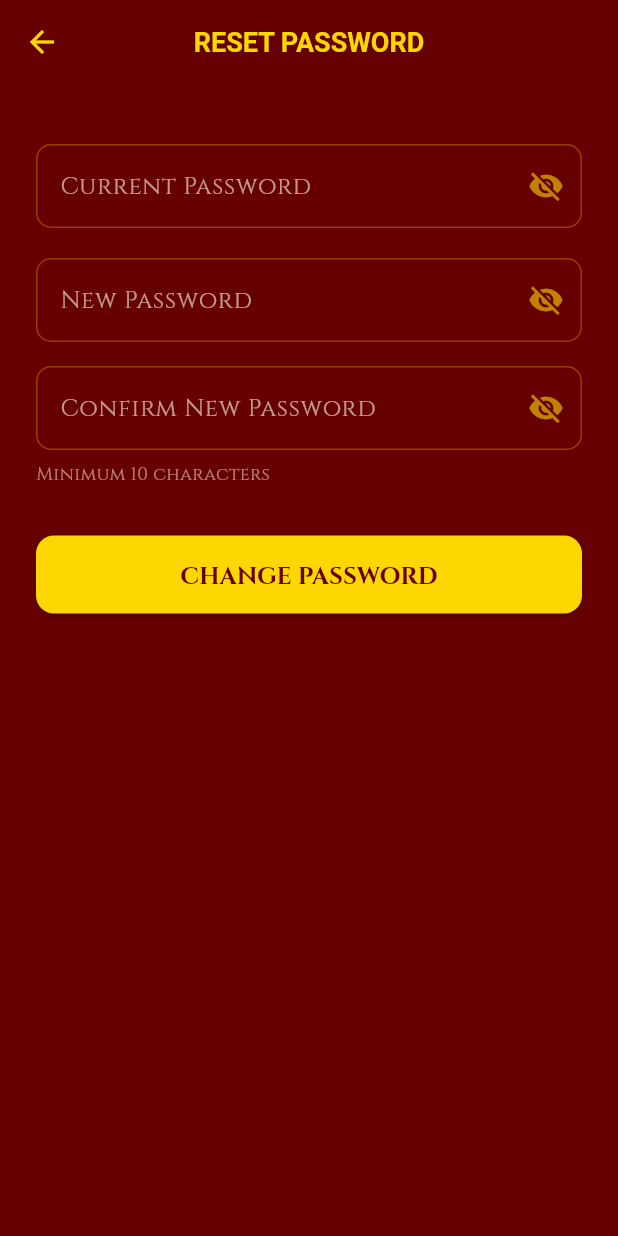
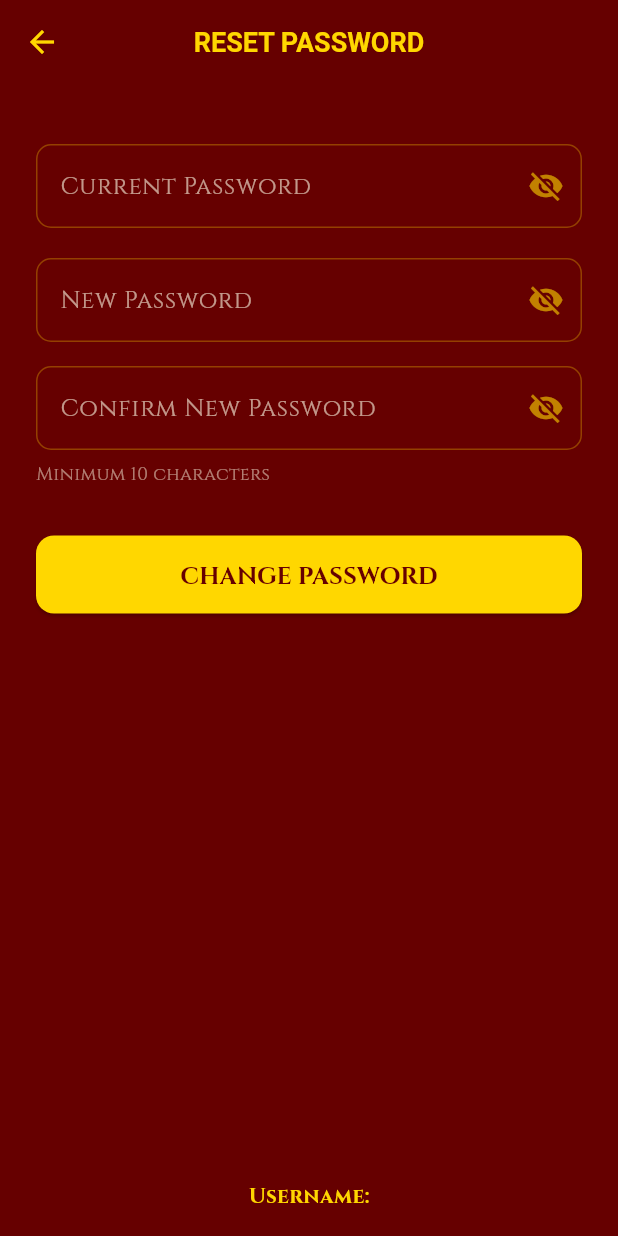
Before and after one commit to wukinnin/fitfusion_app, a Flutter app: the EditProfileScreen screen opened by its route, after a tap on "Reset Password", on a phone screen of 412 x 824 dp. Run offline on Flutter 3.47's test engine with Material 3 defaults, Android fonts, the phone set to English and light mode, and no system bars; our stand-ins replace camera, google_fonts, permission_handler, supabase_flutter; missing offline and left inert: flame, flame_audio, google_mlkit_pose_detection; accounts and stored records are empty.

Commit message:
add footer username

```diff
--- a/lib/features/screens/settings/edit_profile_screen.dart
+++ b/lib/features/screens/settings/edit_profile_screen.dart
@@ -2,6 +2,7 @@ import 'package:flutter/material.dart';
 import 'package:google_fonts/google_fonts.dart';
 
 import '../../../core/theme.dart';
+import '../../../widgets/user_profile_footer.dart';
 
 class EditProfileScreen extends StatelessWidget {
   const EditProfileScreen({super.key});
@@ -26,7 +27,9 @@ class EditProfileScreen extends StatelessWidget {
         ),
         centerTitle: true,
       ),
-      body: Padding(
+      body: Column(
+        children: [
+          Padding(
             padding: const EdgeInsets.all(16),
             child: Column(
               children: [
@@ -60,6 +63,10 @@ class EditProfileScreen extends StatelessWidget {
                 ),
               ],
             ),
+          ),
+          const Spacer(),
+          const UserProfileFooter(showEmail: true),
+        ],
       ),
     );
   }
--- a/lib/features/screens/settings/reset_password_settings_screen.dart
+++ b/lib/features/screens/settings/reset_password_settings_screen.dart
@@ -3,6 +3,7 @@ import 'package:google_fonts/google_fonts.dart';
 import 'package:supabase_flutter/supabase_flutter.dart';
 
 import '../../../core/theme.dart';
+import '../../../widgets/user_profile_footer.dart';
 
 class ResetPasswordSettingsScreen extends StatefulWidget {
   const ResetPasswordSettingsScreen({super.key});
@@ -115,7 +116,10 @@ class _ResetPasswordSettingsScreenState
         ),
         centerTitle: true,
       ),
-      body: SingleChildScrollView(
+      body: Column(
+        children: [
+          Expanded(
+            child: SingleChildScrollView(
               padding: const EdgeInsets.all(24),
               child: Column(
                 crossAxisAlignment: CrossAxisAlignment.stretch,
@@ -180,6 +184,10 @@ class _ResetPasswordSettingsScreenState
                 ],
               ),
             ),
+          ),
+          const UserProfileFooter(),
+        ],
+      ),
     );
   }
 
--- /dev/null
+++ b/lib/widgets/user_profile_footer.dart
@@ -0,0 +1,99 @@
+import 'package:flutter/material.dart';
+import 'package:google_fonts/google_fonts.dart';
+import 'package:supabase_flutter/supabase_flutter.dart';
+
+import '../core/theme.dart';
+
+/// A footer widget that displays the current user's username (and optionally
+/// their masked email) anchored to the bottom-center of the screen.
+///
+/// Place this inside a [Stack] or at the bottom of a [Column] so it sits
+/// flush with the bottom safe area.
+///
+/// When [showEmail] is true the email is displayed below the username with
+/// the middle portion masked for privacy (matching the Edit Profile mockup).
+class UserProfileFooter extends StatefulWidget {
+  final bool showEmail;
+  const UserProfileFooter({super.key, this.showEmail = false});
+
+  @override
+  State<UserProfileFooter> createState() => _UserProfileFooterState();
+}
+
+class _UserProfileFooterState extends State<UserProfileFooter> {
+  static final _client = Supabase.instance.client;
+
+  String? _username;
+  String? _email;
+
+  @override
+  void initState() {
+    super.initState();
+    _load();
+  }
+
+  Future<void> _load() async {
+    final user = _client.auth.currentUser;
+    if (user == null) return;
+
+    try {
+      final row = await _client
+          .from('users')
+          .select('username, email')
+          .eq('id', user.id)
+          .maybeSingle();
+
+      if (row != null && mounted) {
+        setState(() {
+          _username = row['username'] as String?;
+          _email = row['email'] as String?;
+        });
+      }
+    } catch (_) {}
+  }
+
+  String _maskEmail(String email) {
+    final atIndex = email.indexOf('@');
+    if (atIndex <= 2) return email;
+    final prefix = email.substring(0, 2);
+    final domain = email.substring(atIndex);
+    final masked = '*' * (atIndex - 2);
+    return '$prefix$masked$domain';
+  }
+
+  @override
+  Widget build(BuildContext context) {
+    if (_username == null) return const SizedBox.shrink();
+
+    return SafeArea(
+      top: false,
+      child: Padding(
+        padding: const EdgeInsets.only(bottom: 16),
+        child: Column(
+          mainAxisSize: MainAxisSize.min,
+          children: [
+            Text(
+              'Username:${_username!}',
+              style: GoogleFonts.cinzel(
+                color: AppTheme.gold,
+                fontSize: 14,
+                fontWeight: FontWeight.bold,
+              ),
+            ),
+            if (widget.showEmail && _email != null) ...[
+              const SizedBox(height: 2),
+              Text(
+                'Email:${_maskEmail(_email!)}',
+                style: GoogleFonts.cinzel(
+                  color: AppTheme.gold,
+                  fontSize: 13,
+                  fontWeight: FontWeight.bold,
+                ),
+              ),
+            ],
+          ],
+        ),
+      ),
+    );
+  }
+}
```
Also changed, not shown: lib/features/screens/achievements_screen.dart (+11 -3 lines), lib/features/screens/home_screen.dart (+8 -0 lines), lib/features/screens/leaderboard_screen.dart (+9 -1 lines), lib/features/screens/results_screen.dart (+7 -0 lines), lib/features/screens/settings/change_email_screen.dart (+9 -1 lines), lib/features/screens/settings/change_username_screen.dart (+9 -1 lines), lib/features/screens/settings/delete_account_screen.dart (+9 -1 lines), lib/features/screens/settings_screen.dart (+9 -1 lines), lib/features/screens/stats_screen.dart (+9 -1 lines), lib/features/screens/workout_select_screen.dart (+9 -1 lines). Lines whose indentation alone changed are shown as unchanged.
